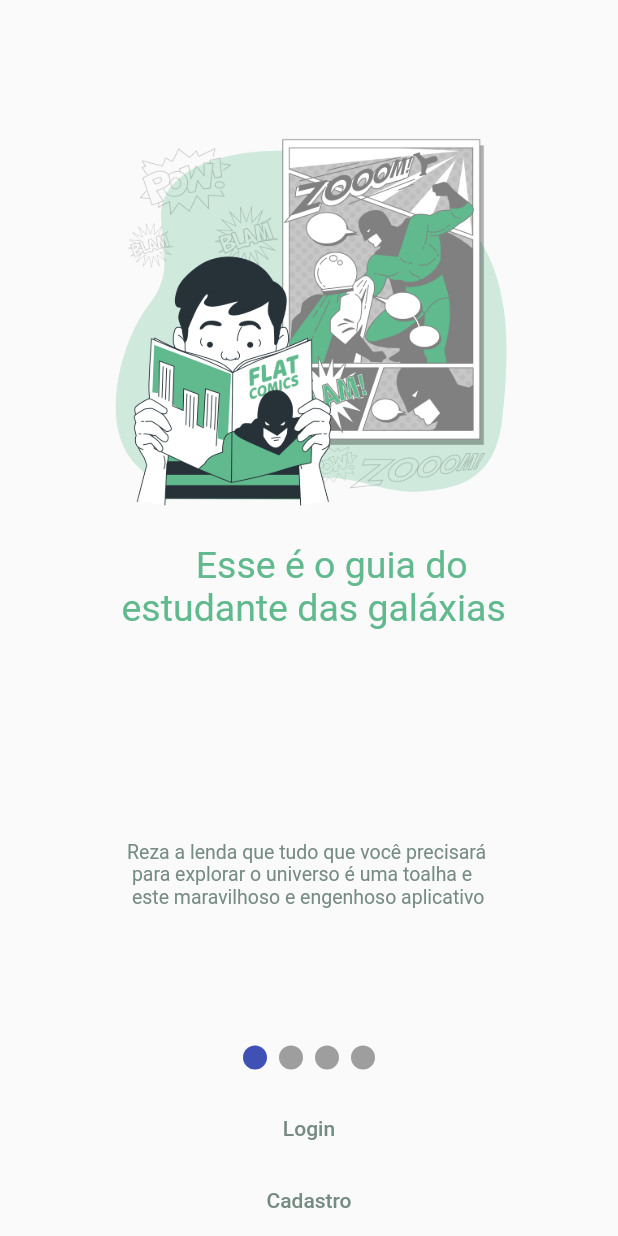
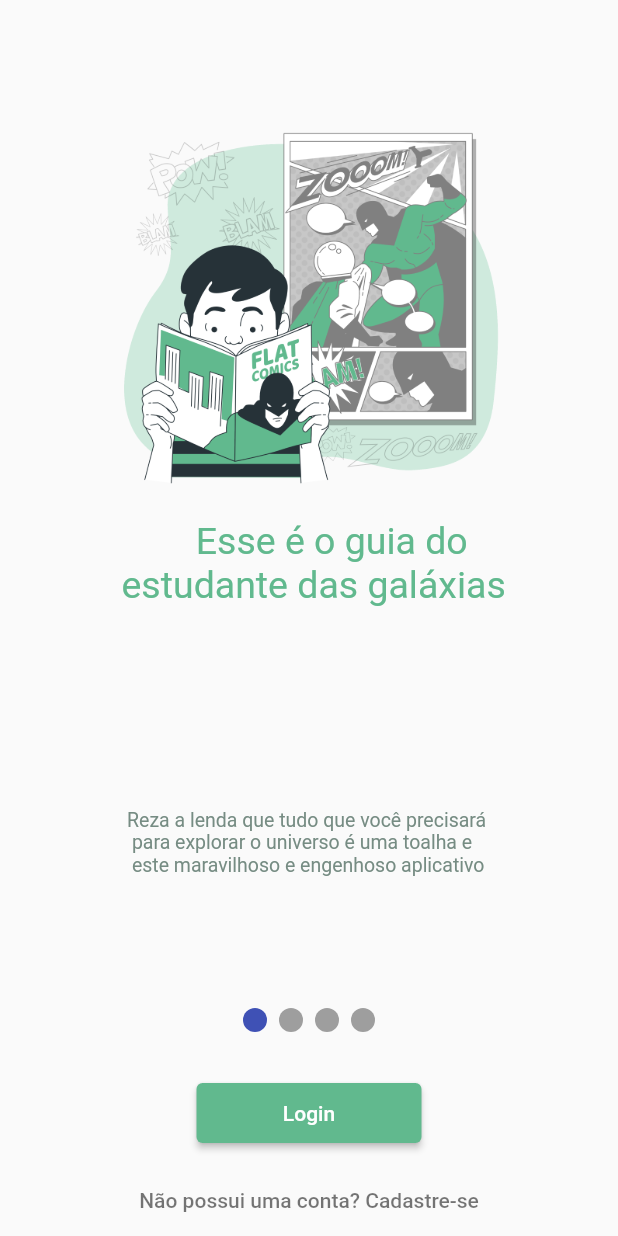
Before and after one commit to eduardovitor/Biblioteca-digital-app, a Flutter app: the screen it shows after launch, on a phone screen of 412 x 824 dp. Run offline on Flutter 3.47's test engine with Material 2 defaults, Android fonts, the phone set to English and light mode, and no system bars; drawn by our look-alikes of smooth_page_indicator; our stand-ins replace google_fonts.

Commit message:
Criação da página de login e alterações em alguns botões

```diff
--- a/lib/main.dart
+++ b/lib/main.dart
@@ -1,4 +1,4 @@
-import 'package:app_biblioteca_digital/presentation_slides/presentation.dart';
+import 'package:app_biblioteca_digital/login.dart';
 import 'package:app_biblioteca_digital/presentation_slides/slides/slide1.dart';
 import 'package:app_biblioteca_digital/presentation_slides/slides/slide1.dart';
 import 'package:app_biblioteca_digital/presentation_slides/slides/slide2.dart';
--- a/lib/start_page.dart
+++ b/lib/start_page.dart
@@ -34,16 +34,19 @@ class _StartPageState extends State<StartPage> {
               onPageChanged: onPageChanged,
               itemBuilder: (ctx, i) => slideList[i])),
       buildDotIndicator(),
-      const SizedBox(height: 15),
+      const SizedBox(height: 30),
+      ElevatedButton(
+          onPressed: () {},
+          style: ElevatedButton.styleFrom(
+              minimumSize: Size(150, 40),
+              primary: Color(0xFF61b98e),
+              onPrimary: Colors.white),
+          child: Text('Login')),
+      const SizedBox(height: 10),
       TextButton(
           onPressed: () {},
-          child: Text(
-            'Login',
-            style: TextStyle(color: Color(0xFF768c83)),
-          )),
-      TextButton(
-          onPressed: () {},
-          child: Text('Cadastro', style: TextStyle(color: Color(0xFF768c83))))
+          child: Text('Não possui uma conta? Cadastre-se',
+              style: TextStyle(color: Colors.black54)))
     ]));
   }
 }
```
Also changed, not shown: lib/login.dart (added, +83 -0 lines).
